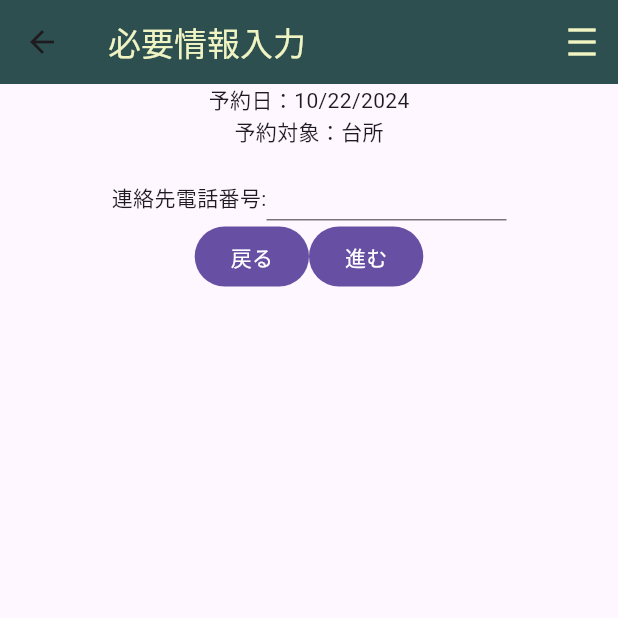
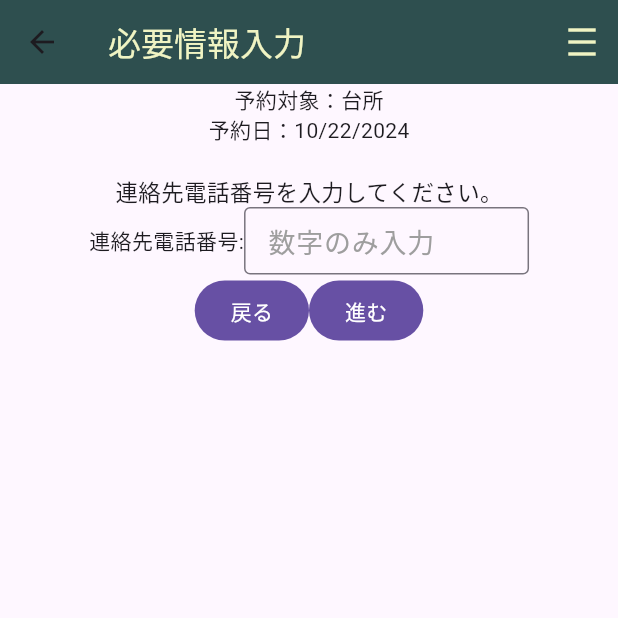
Before and after one commit to of3jlmssoo/flutterReservation, a Flutter app: the ReservationInputScreen screen opened directly with empty values, after a tap on "進む", on a phone screen of 412 x 824 dp, the top half of it. Run offline on Flutter 3.47's test engine with Material 3 defaults, Android fonts, the phone set to English and light mode, and no system bars; our stand-ins replace cloud_firestore, firebase_auth, firebase_core, flutter_riverpod, freezed_annotation, go_router and 1 more; accounts and stored records are empty; generated files the repository leaves out were written again.

Commit message:
phone number

```diff
--- a/lib/screens.dart
+++ b/lib/screens.dart
@@ -362,6 +362,9 @@ class _ReservationInputScreenState extends State<ReservationInputScreen> {
 
   final _formKey = GlobalKey<FormState>();
 
+  String tel = "";
+  final bool b = true;
+
   @override
   Widget build(BuildContext context) {
     return Form(
@@ -380,18 +383,32 @@ class _ReservationInputScreenState extends State<ReservationInputScreen> {
             children: [
               Column(
                 children: [
+                  Text("予約対象：${widget.r.facility.displayName}"),
                   Text("予約日：${date4Display()}"),
-                  Text("予約対象：${widget.r.facility.displayName}"),
                   const SizedBox(height: 20),
+                  const Text(
+                    "連絡先電話番号を入力してください。",
+                    style: TextStyle(fontSize: 15),
+                  ),
                   Row(
                     children: [
                       const Text("連絡先電話番号:"),
                       SizedBox(
-                        height: 30,
-                        width: 160,
+                        height: 45,
+                        width: 190,
                         child: TextField(
+                          style: const TextStyle(fontSize: 23),
                           controller: myController,
-                          style: TextStyle(fontSize: 22),
+                          // style: const TextStyle(fontSize: 20),
+                          decoration: const InputDecoration(
+                              hintText: "数字のみ入力",
+                              hintStyle: TextStyle(color: Colors.grey, fontSize: 18),
+                              border: OutlineInputBorder()),
+                          textAlignVertical: TextAlignVertical.center,
+                          // onSubmitted: (value) {
+                          //   tel = value;
+                          //   logmessage(b, log, "_ReservationInputScreenState --- tel : $tel");
+                          // },
                         ),
                       ),
                     ],
@@ -406,6 +423,10 @@ class _ReservationInputScreenState extends State<ReservationInputScreen> {
                       ),
                       FilledButton(
                         onPressed: () {
+                          logmessage(
+                              b, log, "_ReservationInputScreenState --- myController.text: ${myController.text}");
+
+                          // FirebaseAuth.instance.currentUser.;
                           var rext = ReservationInputsExt(
                             // name: '名無し',
                             // emaill: 'dummyX@dummy.com',
```
